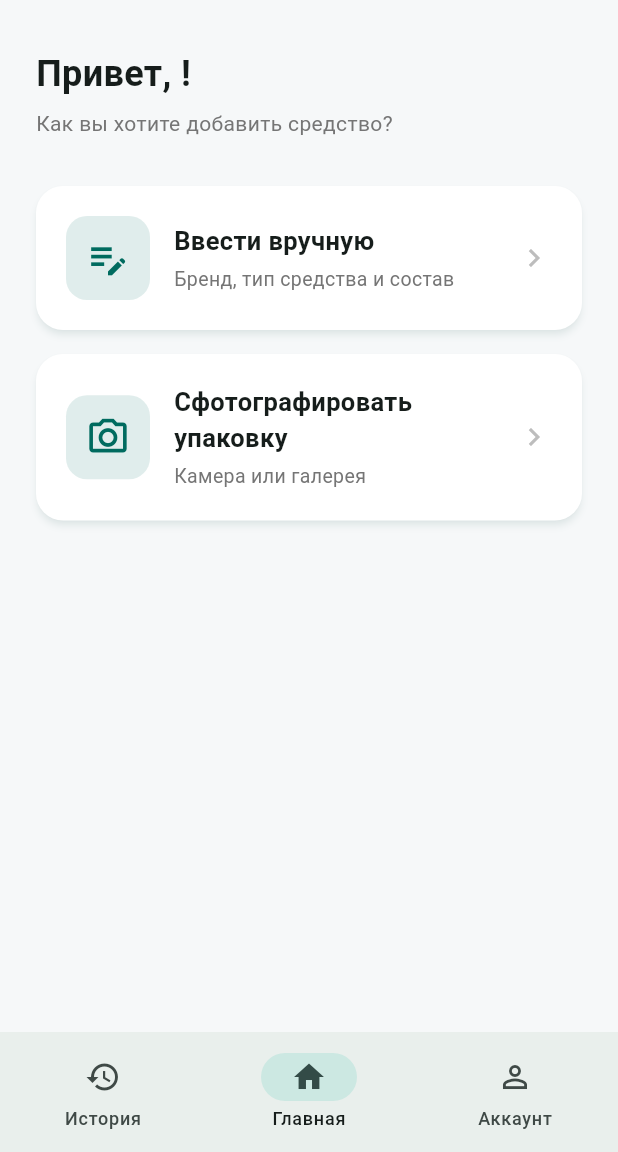
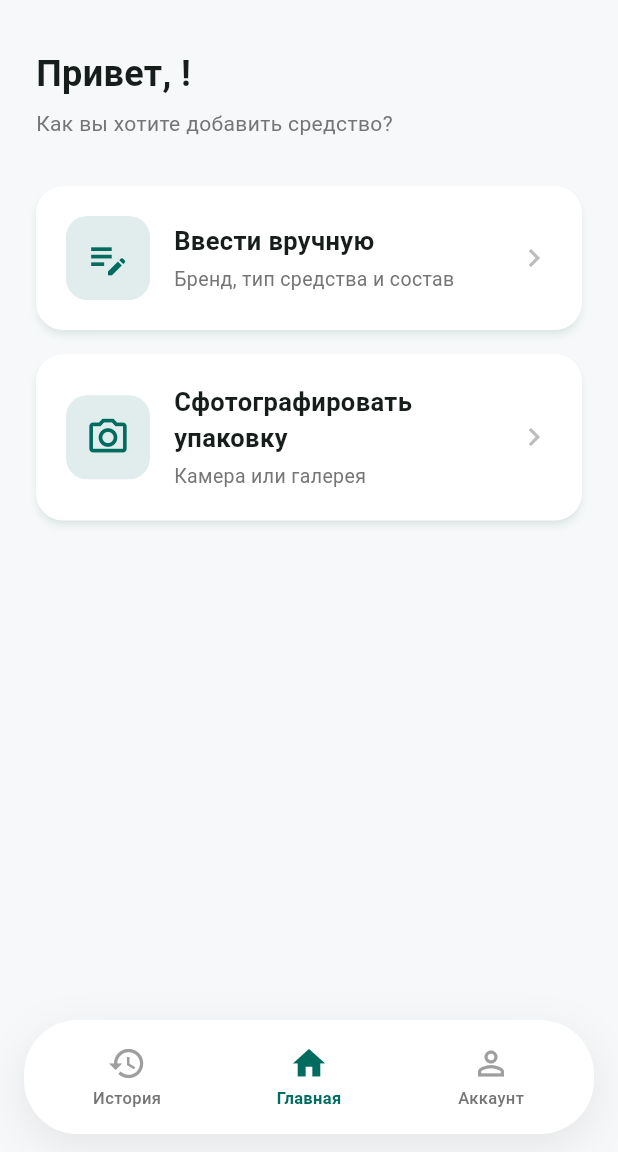
Before and after one commit to Barrbiii/skinsafe, a Flutter app: the HomeScreen screen opened directly, on a phone screen of 412 x 824 dp, the part 84-1236 px from its top. Run offline on Flutter 3.47's test engine with Material 3 defaults, Android fonts, the phone set to English and light mode, and no system bars; our stand-ins replace image_picker, shared_preferences, sqflite; accounts and stored records are empty.

Commit message:
feat(home): плавающая нижняя панель и отключение кнопки назад

```diff
--- a/lib/screens/home_screen.dart
+++ b/lib/screens/home_screen.dart
@@ -1,4 +1,5 @@
 import 'package:flutter/material.dart';
+import '../widgets/floating_nav_bar.dart';
 import 'tabs/account_tab.dart';
 import 'tabs/history_tab.dart';
 import 'tabs/home_tab.dart';
@@ -11,44 +12,34 @@ class HomeScreen extends StatefulWidget {
 }
 
 class _HomeScreenState extends State<HomeScreen> {
-  int _index = 1; // Главная — посередине
+  int _index = 1; // Главная посередине
 
   static const _titles = ['История', 'SkinSafe', 'Аккаунт'];
-
-  static const _tabs = [
-    HistoryTab(),
-    HomeTab(),
-    AccountTab(),
-  ];
+  static const _tabs = [HistoryTab(), HomeTab(), AccountTab()];
 
   @override
   Widget build(BuildContext context) {
-    return Scaffold(
-      appBar: AppBar(
-        title: Text(_titles[_index]),
-        centerTitle: true,
-      ),
-      body: IndexedStack(index: _index, children: _tabs),
-      bottomNavigationBar: NavigationBar(
-        selectedIndex: _index,
-        onDestinationSelected: (i) => setState(() => _index = i),
-        destinations: const [
-          NavigationDestination(
-            icon: Icon(Icons.history_outlined),
-            selectedIcon: Icon(Icons.history),
-            label: 'История',
-          ),
-          NavigationDestination(
-            icon: Icon(Icons.home_outlined),
-            selectedIcon: Icon(Icons.home),
-            label: 'Главная',
-          ),
-          NavigationDestination(
-            icon: Icon(Icons.person_outline),
-            selectedIcon: Icon(Icons.person),
-            label: 'Аккаунт',
-          ),
-        ],
+    return PopScope(
+      canPop: false,
+      child: Scaffold(
+        extendBody: true, // панель "плавает" над содержимым
+        appBar: AppBar(
+          title: Text(_titles[_index]),
+          centerTitle: true,
+          automaticallyImplyLeading: false,
+        ),
+        body: IndexedStack(
+          index: _index,
+          children: const [
+            HistoryTab(),
+            HomeTab(),
+            AccountTab(),
+          ],
+        ),
+        bottomNavigationBar: FloatingNavBar(
+          index: _index,
+          onChanged: (i) => setState(() => _index = i),
+        ),
       ),
     );
   }
```
